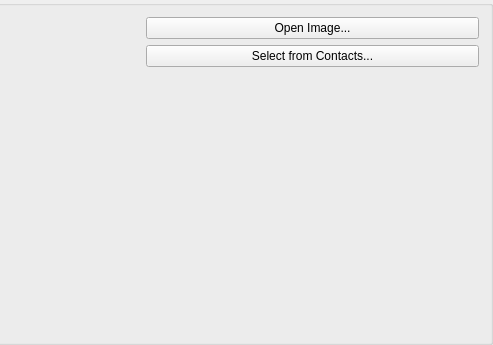
First picture: the form in src/ui/encodedimagepicker.ui, repository KDE/kmail, before the edit; both pictures show x 261 to 754 and y 0 to 345 of the 754 by 345 pixel window.
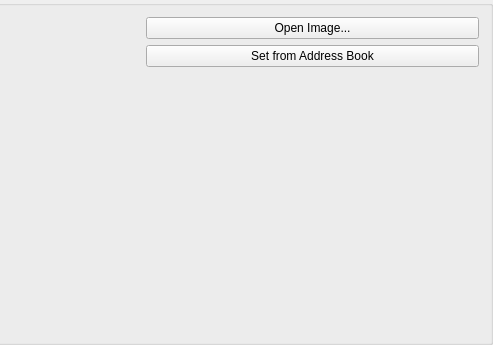
Second picture: the form after the edit. Custom widgets are drawn as their Qt base class.

Commit message:
Change "Set from Contacts..." to "Select from Address Book"
It doesn't open any dialog so the "..." is wrong and "set" is a
more accurate action than "select" for this button. This is also
closer to the original text.

Patch:
```diff
--- a/src/ui/encodedimagepicker.ui
+++ b/src/ui/encodedimagepicker.ui
@@ -82,7 +82,7 @@
      <item>
       <widget class="QPushButton" name="selectContactsButton">
        <property name="text">
-        <string>Select from Contacts...</string>
+        <string>Set from Address Book</string>
        </property>
       </widget>
      </item>
```
